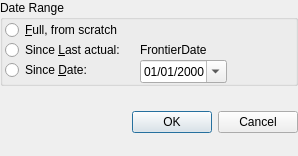
First picture: the form in jal/ui/rebuild_window.ui, repository titov-vv/jal, before the edit.
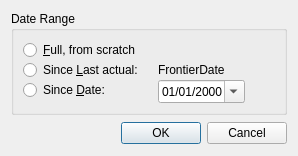
Second picture: the form after the edit.

Commit message: Restore of native Qt spacing layout spacing for better compatibility. Tab order and label buddies we set for forms.

What changed in the file:
```diff
--- a/jal/ui/rebuild_window.ui
+++ b/jal/ui/rebuild_window.ui
@@ -23,21 +23,6 @@
    <string>Re-Build Ledger</string>
   </property>
   <layout class="QVBoxLayout" name="verticalLayout">
-   <property name="spacing">
-    <number>2</number>
-   </property>
-   <property name="leftMargin">
-    <number>0</number>
-   </property>
-   <property name="topMargin">
-    <number>0</number>
-   </property>
-   <property name="rightMargin">
-    <number>0</number>
-   </property>
-   <property name="bottomMargin">
-    <number>0</number>
-   </property>
    <item>
     <widget class="QGroupBox" name="TypeGroup">
      <property name="sizePolicy">
@@ -62,18 +47,6 @@
       <property name="verticalSpacing">
        <number>0</number>
       </property>
-      <property name="leftMargin">
-       <number>2</number>
-      </property>
-      <property name="topMargin">
-       <number>0</number>
-      </property>
-      <property name="rightMargin">
-       <number>2</number>
-      </property>
-      <property name="bottomMargin">
-       <number>0</number>
-      </property>
       <item row="0" column="0">
        <widget class="QRadioButton" name="AllRadioButton">
         <property name="text">
```
Left out of the diff: 7 changed lines with no effect on the pictures. The commit also changes 82 other files.
